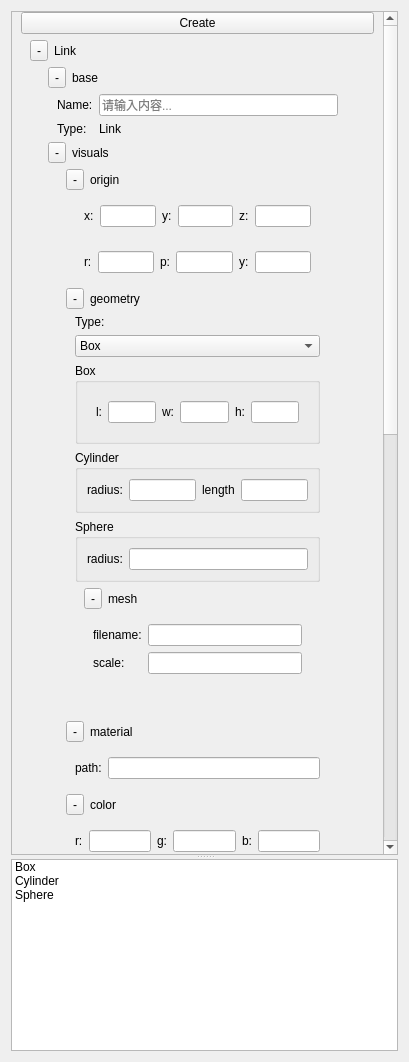
Above: property.ui from IgnorAnsel/urdf_editor before the change. Below: the same form after it.
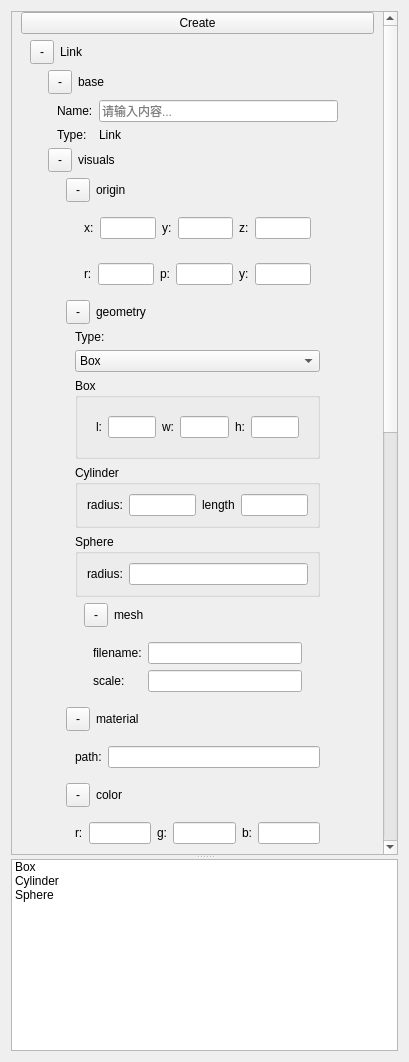
That is the form after the change.

```diff
--- a/property.ui
+++ b/property.ui
@@ -42,9 +42,9 @@
        <property name="geometry">
         <rect>
          <x>0</x>
-         <y>-964</y>
+         <y>-938</y>
          <width>421</width>
-         <height>1810</height>
+         <height>1784</height>
         </rect>
        </property>
        <layout class="QVBoxLayout" name="verticalLayout_3">
@@ -81,6 +81,24 @@
            </property>
            <item row="0" column="0">
             <widget class="QToolButton" name="toolButton_link">
+             <property name="minimumSize">
+              <size>
+               <width>24</width>
+               <height>24</height>
+              </size>
+             </property>
+             <property name="maximumSize">
+              <size>
+               <width>24</width>
+               <height>24</height>
+              </size>
+             </property>
+             <property name="styleSheet">
+              <string notr="true">QToolButton:pressed {
+    background-color: none; /* 或者设置为你想要的颜色 */
+}
+</string>
+             </property>
              <property name="text">
               <string>-</string>
              </property>
@@ -128,6 +146,18 @@
                  </property>
                  <item row="0" column="0">
                   <widget class="QToolButton" name="toolButton_base">
+                   <property name="minimumSize">
+                    <size>
+                     <width>24</width>
+                     <height>24</height>
+                    </size>
+                   </property>
+                   <property name="maximumSize">
+                    <size>
+                     <width>24</width>
+                     <height>24</height>
+                    </size>
+                   </property>
                    <property name="text">
                     <string>-</string>
                    </property>
@@ -209,6 +239,18 @@
                  </property>
                  <item row="0" column="0">
                   <widget class="QToolButton" name="toolButton_visuals">
+                   <property name="minimumSize">
+                    <size>
+                     <width>24</width>
+                     <height>24</height>
+                    </size>
+                   </property>
+                   <property name="maximumSize">
+                    <size>
+                     <width>24</width>
+                     <height>24</height>
+                    </size>
+                   </property>
                    <property name="text">
                     <string>-</string>
                    </property>
@@ -256,6 +298,24 @@
                        </property>
                        <item row="0" column="0">
                         <widget class="QToolButton" name="toolButton_visuals_origin">
+                         <property name="sizePolicy">
+                          <sizepolicy hsizetype="Fixed" vsizetype="Fixed">
+                           <horstretch>0</horstretch>
+                           <verstretch>0</verstretch>
+                          </sizepolicy>
+                         </property>
+                         <property name="minimumSize">
+                          <size>
+                           <width>24</width>
+                           <height>24</height>
+                          </size>
+                         </property>
+                         <property name="maximumSize">
+                          <size>
+                           <width>24</width>
+                           <height>24</height>
+                          </size>
+                         </property>
                          <property name="text">
                           <string>-</string>
                          </property>
@@ -375,6 +435,24 @@
                        </property>
                        <item row="0" column="0">
                         <widget class="QToolButton" name="toolButton_visuals_geometry">
+                         <property name="sizePolicy">
+                          <sizepolicy hsizetype="Fixed" vsizetype="Fixed">
+                           <horstretch>0</horstretch>
+                           <verstretch>0</verstretch>
+                          </sizepolicy>
+                         </property>
+                         <property name="minimumSize">
+                          <size>
+                           <width>24</width>
+                           <height>24</height>
+                          </size>
+                         </property>
+                         <property name="maximumSize">
+                          <size>
+                           <width>24</width>
+                           <height>24</height>
+                          </size>
+                         </property>
                          <property name="text">
                           <string>-</string>
                          </property>
@@ -535,6 +613,18 @@
                              </property>
                              <item row="0" column="0">
                               <widget class="QToolButton" name="toolButton_mesh">
+                               <property name="minimumSize">
+                                <size>
+                                 <width>24</width>
+                                 <height>24</height>
+                                </size>
+                               </property>
+                               <property name="maximumSize">
+                                <size>
+                                 <width>24</width>
+                                 <height>24</height>
+                                </size>
+                               </property>
                                <property name="text">
                                 <string>-</string>
                                </property>
@@ -554,8 +644,8 @@
                               <widget class="QWidget" name="widget_mesh" native="true">
                                <property name="minimumSize">
                                 <size>
-                                 <width>100</width>
-                                 <height>100</height>
+                                 <width>0</width>
+                                 <height>0</height>
                                 </size>
                                </property>
                                <layout class="QFormLayout" name="formLayout_5">
@@ -602,6 +692,18 @@
                        </property>
                        <item row="0" column="0">
                         <widget class="QToolButton" name="toolButton_meterial">
+                         <property name="minimumSize">
+                          <size>
+                           <width>24</width>
+                           <height>24</height>
+                          </size>
+                         </property>
+                         <property name="maximumSize">
+                          <size>
+                           <width>24</width>
+                           <height>24</height>
+                          </size>
+                         </property>
                          <property name="text">
                           <string>-</string>
                          </property>
@@ -653,6 +755,18 @@
                        </property>
                        <item row="0" column="0">
                         <widget class="QToolButton" name="toolButton_color">
+                         <property name="minimumSize">
+                          <size>
+                           <width>24</width>
+                           <height>24</height>
+                          </size>
+                         </property>
+                         <property name="maximumSize">
+                          <size>
+                           <width>24</width>
+                           <height>24</height>
+                          </size>
+                         </property>
                          <property name="text">
                           <string>-</string>
                          </property>
@@ -736,6 +850,18 @@
                  </property>
                  <item row="0" column="0">
                   <widget class="QToolButton" name="toolButton_collisions">
+                   <property name="minimumSize">
+                    <size>
+                     <width>24</width>
+                     <height>24</height>
+                    </size>
+                   </property>
+                   <property name="maximumSize">
+                    <size>
+                     <width>24</width>
+                     <height>24</height>
+                    </size>
+                   </property>
                    <property name="text">
                     <string>-</string>
                    </property>
@@ -770,6 +896,18 @@
                        </property>
                        <item row="0" column="0">
                         <widget class="QToolButton" name="toolButton_collisions_origin">
+                         <property name="minimumSize">
+                          <size>
+                           <width>24</width>
+                           <height>24</height>
+                          </size>
+                         </property>
+                         <property name="maximumSize">
+                          <size>
+                           <width>24</width>
+                           <height>24</height>
+                          </size>
+                         </property>
                          <property name="text">
                           <string>-</string>
                          </property>
@@ -883,6 +1021,18 @@
                        </property>
                        <item row="0" column="0">
                         <widget class="QToolButton" name="toolButton_collisions_geometry">
+                         <property name="minimumSize">
+                          <size>
+                           <width>24</width>
+                           <height>24</height>
+                          </size>
+                         </property>
+                         <property name="maximumSize">
+                          <size>
+                           <width>24</width>
+                           <height>24</height>
+                          </size>
+                         </property>
                          <property name="text">
                           <string>-</string>
                          </property>
@@ -1062,6 +1212,18 @@
                  </property>
                  <item row="0" column="0">
                   <widget class="QToolButton" name="toolButton_inertial">
+                   <property name="minimumSize">
+                    <size>
+                     <width>24</width>
+                     <height>24</height>
+                    </size>
+                   </property>
+                   <property name="maximumSize">
+                    <size>
+                     <width>24</width>
+                     <height>24</height>
+                    </size>
+                   </property>
                    <property name="text">
                     <string>-</string>
                    </property>
@@ -1112,6 +1274,18 @@
                        </property>
                        <item row="0" column="0">
                         <widget class="QToolButton" name="toolButton_inertial_origin">
+                         <property name="minimumSize">
+                          <size>
+                           <width>24</width>
+                           <height>24</height>
+                          </size>
+                         </property>
+                         <property name="maximumSize">
+                          <size>
+                           <width>24</width>
+                           <height>24</height>
+                          </size>
+                         </property>
                          <property name="text">
                           <string>-</string>
                          </property>
@@ -1225,6 +1399,18 @@
                        </property>
                        <item row="0" column="0">
                         <widget class="QToolButton" name="toolButton_inertia_matrix">
+                         <property name="minimumSize">
+                          <size>
+                           <width>24</width>
+                           <height>24</height>
+                          </size>
+                         </property>
+                         <property name="maximumSize">
+                          <size>
+                           <width>24</width>
+                           <height>24</height>
+                          </size>
+                         </property>
                          <property name="text">
                           <string>-</string>
                          </property>
```
